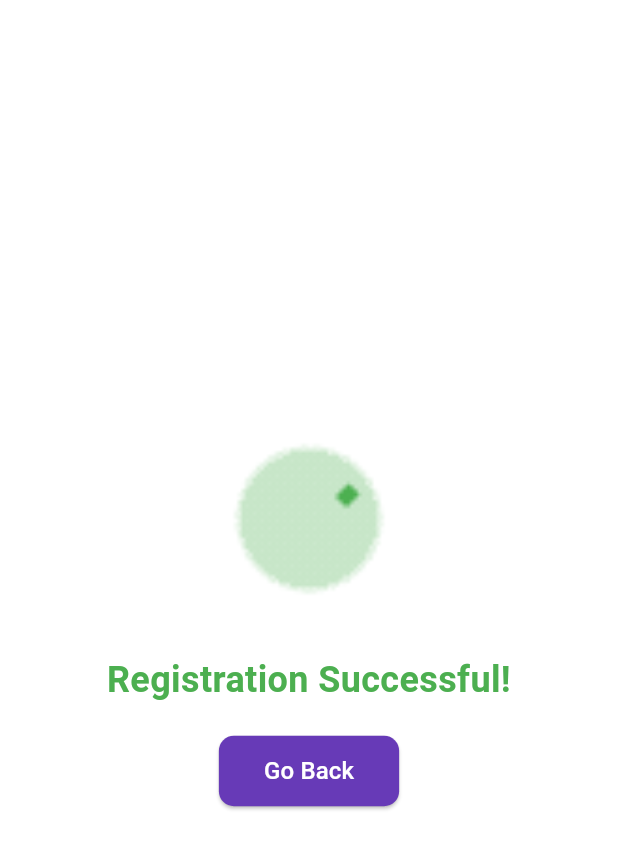
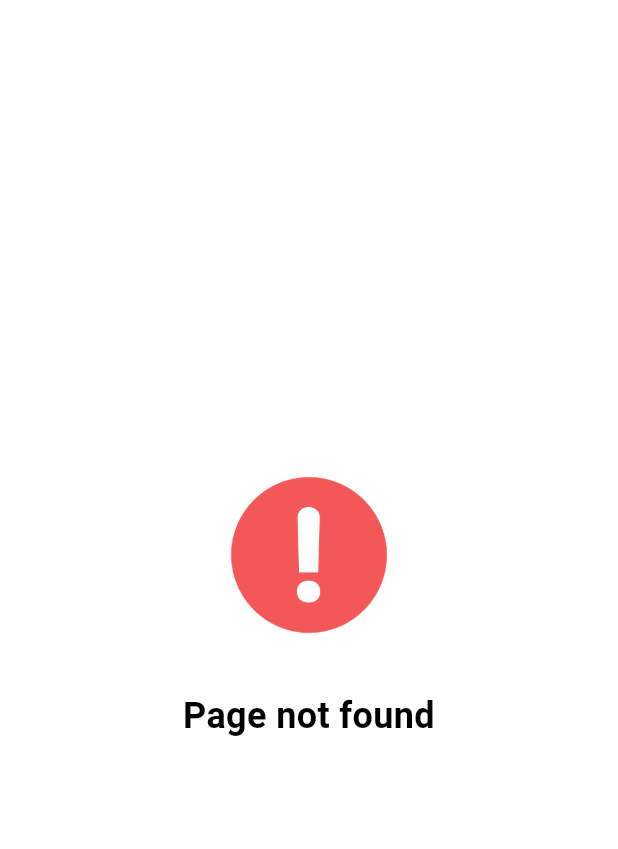
Before and after one commit to vruchita-m/registration, a Flutter app: the screen it shows after launch, on a phone screen of 412 x 824 dp. Shown: the top 849 px of the screen. Run offline on Flutter 3.47's test engine with Material 3 defaults, Android fonts, the light colour scheme and no system bars.

Commit message:
Add error page

```diff
--- /dev/null
+++ b/lib/error.dart
@@ -0,0 +1,47 @@
+import 'package:flutter/material.dart';
+
+class MyError extends StatefulWidget {
+  const MyError({super.key});
+
+  @override
+  State<MyError> createState() => _MyErrorState();
+}
+
+class _MyErrorState extends State<MyError> {
+  @override
+  Widget build(BuildContext context) {
+    return Scaffold(
+      backgroundColor: Colors.white,
+      body: Center(
+        child: Column(
+          mainAxisSize: MainAxisSize.min,
+          children: [
+            // Success image
+            Image.asset(
+              'assets/images/error.gif',
+              width: 180,
+              height: 120,
+              fit: BoxFit.contain,
+            ),
+
+            const SizedBox(height: 30),
+
+            // Success message
+            const Text(
+              'Page not found',
+              style: TextStyle(
+                fontSize: 24,
+                fontWeight: FontWeight.bold,
+                color: Colors.black,
+              ),
+              textAlign: TextAlign.center,
+            ),
+
+            const SizedBox(height: 20),
+
+          ],
+        ),
+      ),
+    );
+  }
+}
--- a/lib/main.dart
+++ b/lib/main.dart
@@ -1,14 +1,16 @@
 import 'package:flutter/material.dart';
 import 'registration.dart';
 import 'success.dart';
+import 'error.dart';
 
 void main() {
   runApp(MaterialApp(
     debugShowCheckedModeBanner: false,
-    initialRoute: 'success',
+    initialRoute: 'error',
     routes: {
       'registration' : (context) => MyRegistration(),
-      'success' : (context) => MySuccess()
+      'success' : (context) => MySuccess(),
+      'error' : (context) => MyError()
     },
   ));
 }
```
Also changed, not shown: assets/images/error.gif (added).
